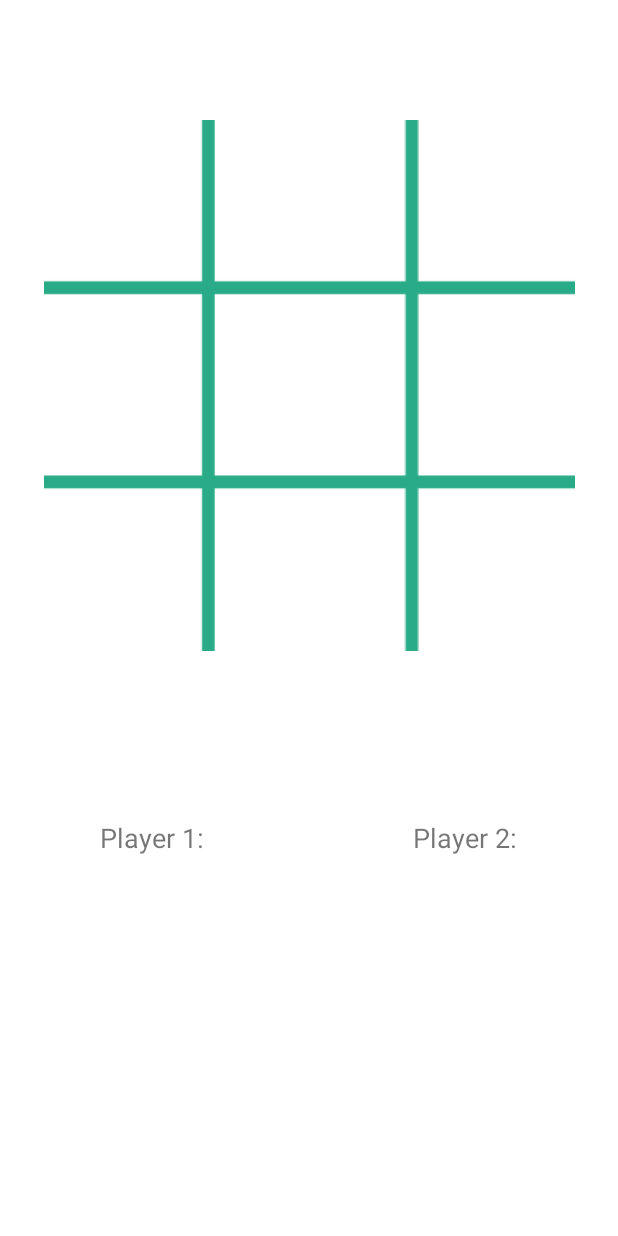
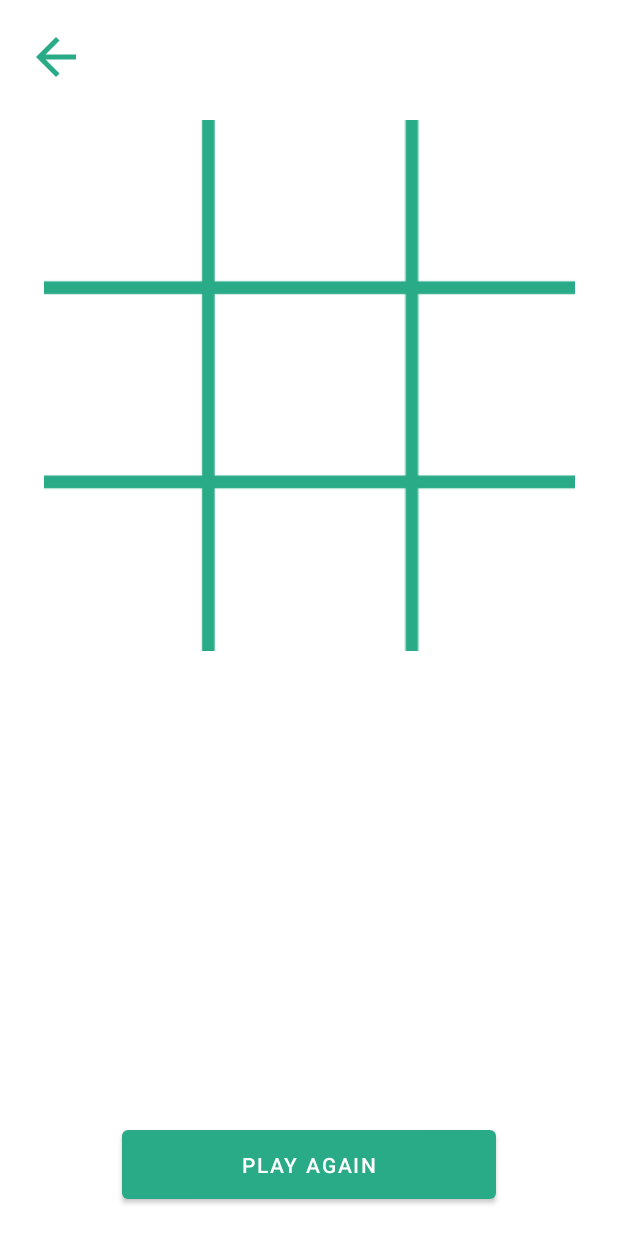
Before and after one commit to alexgajda/TicTacToe_DarkMode, an Android app: the gameActivity screen opened directly, with no data from a screen before it, on a phone screen of 412 x 824 dp. Run offline under Robolectric (Android 15) with nearby library versions, the phone set to English and light mode, and no system bars.

```diff
--- a/app/build.gradle
+++ b/app/build.gradle
@@ -26,6 +26,9 @@ android {
         sourceCompatibility JavaVersion.VERSION_1_8
         targetCompatibility JavaVersion.VERSION_1_8
     }
+    buildFeatures {
+        viewBinding true
+    }
 }
 
 dependencies {
@@ -33,6 +36,8 @@ dependencies {
     implementation 'androidx.appcompat:appcompat:1.2.0'
     implementation 'com.google.android.material:material:1.3.0'
     implementation 'androidx.constraintlayout:constraintlayout:2.0.4'
+    implementation 'androidx.navigation:navigation-fragment:2.3.0'
+    implementation 'androidx.navigation:navigation-ui:2.3.0'
     testImplementation 'junit:junit:4.+'
     androidTestImplementation 'androidx.test.ext:junit:1.1.2'
     androidTestImplementation 'androidx.test.espresso:espresso-core:3.3.0'
--- a/app/src/main/AndroidManifest.xml
+++ b/app/src/main/AndroidManifest.xml
@@ -9,7 +9,10 @@
         android:roundIcon="@mipmap/ic_launcher_round"
         android:supportsRtl="true"
         android:theme="@style/Theme.TicTacToeWithDarkMode">
-        <activity android:name=".giveNamesActivity"></activity>
+        <activity
+            android:name=".giveNamesActivity"
+            android:label="@string/title_activity_give_names"
+            android:theme="@style/Theme.TicTacToeWithDarkMode.NoActionBar"></activity>
         <activity android:name=".gameActivity" />
         <activity android:name=".settingsActivity" />
         <activity android:name=".MainActivity">
--- a/app/src/main/java/com/example/tictactoewithdarkmode/gameActivity.java
+++ b/app/src/main/java/com/example/tictactoewithdarkmode/gameActivity.java
@@ -1,8 +1,14 @@
 package com.example.tictactoewithdarkmode;
 
+import androidx.appcompat.app.AlertDialog;
 import androidx.appcompat.app.AppCompatActivity;
 
+import android.content.DialogInterface;
+import android.content.Intent;
 import android.os.Bundle;
+import android.util.Log;
+import android.widget.ImageButton;
+import android.widget.TextView;
 
 public class gameActivity extends AppCompatActivity {
 
@@ -11,7 +17,15 @@ public class gameActivity extends AppCompatActivity {
         super.onCreate(savedInstanceState);
         setContentView(R.layout.activity_game);
 
+        ImageButton returntomain = (ImageButton) findViewById(R.id.button_exit);
+        returntomain.setOnClickListener(v -> {
+            Intent intent = new Intent(this, MainActivity.class);
+            startActivity(intent);
+            overridePendingTransition(R.anim.zoom_in, R.anim.zoom_out);
+        });
 
+        giveNamesActivity names = new giveNamesActivity();
+        TextView player1_text = findViewById(R.id.playerX_text);
 
     }
 }
--- a/app/src/main/res/layout/activity_game.xml
+++ b/app/src/main/res/layout/activity_game.xml
@@ -24,11 +24,13 @@
 
     <Button
         android:id="@+id/buttonTM"
+        style="?android:attr/borderlessButtonStyle"
         android:layout_width="98dp"
         android:layout_height="104dp"
         android:layout_marginTop="80dp"
-        android:text="@string/button"
-        android:visibility="invisible"
+        android:background="@android:color/transparent"
+        android:textAppearance="@style/TextAppearance.AppCompat.Display3"
+        android:textColor="@color/green"
         app:layout_constraintEnd_toEndOf="parent"
         app:layout_constraintHorizontal_bias="0.498"
         app:layout_constraintStart_toStartOf="parent"
@@ -36,25 +38,31 @@
 
     <Button
         android:id="@+id/buttonTL"
+        style="?android:attr/borderlessButtonStyle"
         android:layout_width="98dp"
         android:layout_height="104dp"
         android:layout_marginStart="32dp"
         android:layout_marginTop="80dp"
         android:layout_marginEnd="30dp"
-        android:text="@string/button"
-        android:visibility="invisible"
+        android:background="@android:color/transparent"
+        android:textAppearance="@style/TextAppearance.AppCompat.Display3"
+        android:textColor="@color/green"
+        android:visibility="visible"
         app:layout_constraintEnd_toStartOf="@+id/buttonTM"
         app:layout_constraintHorizontal_bias="1.0"
         app:layout_constraintStart_toStartOf="parent"
-        app:layout_constraintTop_toTopOf="parent" />
+        app:layout_constraintTop_toTopOf="parent"
+        tools:visibility="visible" />
 
     <Button
         android:id="@+id/buttonML"
+        style="?android:attr/borderlessButtonStyle"
         android:layout_width="98dp"
         android:layout_height="104dp"
         android:layout_marginTop="20dp"
-        android:text="@string/button"
-        android:visibility="invisible"
+        android:background="@android:color/transparent"
+        android:textAppearance="@style/TextAppearance.AppCompat.Display3"
+        android:textColor="@color/green"
         app:layout_constraintEnd_toEndOf="@+id/buttonTL"
         app:layout_constraintHorizontal_bias="0.0"
         app:layout_constraintStart_toStartOf="@+id/buttonTL"
@@ -62,22 +70,26 @@
 
     <Button
         android:id="@+id/buttonBL"
+        style="?android:attr/borderlessButtonStyle"
         android:layout_width="98dp"
         android:layout_height="104dp"
         android:layout_marginTop="25dp"
-        android:text="@string/button"
-        android:visibility="invisible"
+        android:background="@android:color/transparent"
+        android:textAppearance="@style/TextAppearance.AppCompat.Display3"
+        android:textColor="@color/green"
         app:layout_constraintEnd_toEndOf="@+id/buttonML"
         app:layout_constraintStart_toStartOf="@+id/buttonML"
         app:layout_constraintTop_toBottomOf="@+id/buttonML" />
 
     <Button
         android:id="@+id/buttonBM"
+        style="?android:attr/borderlessButtonStyle"
         android:layout_width="98dp"
         android:layout_height="104dp"
         android:layout_marginTop="25dp"
-        android:text="@string/button"
-        android:visibility="invisible"
+        android:background="@android:color/transparent"
+        android:textAppearance="@style/TextAppearance.AppCompat.Display3"
+        android:textColor="@color/green"
         app:layout_constraintEnd_toEndOf="@+id/buttonMM"
         app:layout_constraintHorizontal_bias="0.096"
         app:layout_constraintStart_toStartOf="@+id/buttonMM"
@@ -85,33 +97,39 @@
 
     <Button
         android:id="@+id/buttonBR"
+        style="?android:attr/borderlessButtonStyle"
         android:layout_width="98dp"
         android:layout_height="104dp"
         android:layout_marginTop="25dp"
-        android:text="@string/button"
-        android:visibility="invisible"
+        android:background="@android:color/transparent"
+        android:textAppearance="@style/TextAppearance.AppCompat.Display3"
+        android:textColor="@color/green"
         app:layout_constraintEnd_toEndOf="@+id/buttonMR"
         app:layout_constraintStart_toStartOf="@+id/buttonMR"
         app:layout_constraintTop_toBottomOf="@+id/buttonMR" />
 
     <Button
         android:id="@+id/buttonMR"
+        style="?android:attr/borderlessButtonStyle"
         android:layout_width="98dp"
         android:layout_height="104dp"
         android:layout_marginTop="20dp"
-        android:text="@string/button"
-        android:visibility="invisible"
+        android:background="@android:color/transparent"
+        android:textAppearance="@style/TextAppearance.AppCompat.Display3"
+        android:textColor="@color/green"
         app:layout_constraintEnd_toEndOf="@+id/buttonTR"
         app:layout_constraintStart_toStartOf="@+id/buttonTR"
         app:layout_constraintTop_toBottomOf="@+id/buttonTR" />
 
     <Button
         android:id="@+id/buttonMM"
+        style="?android:attr/borderlessButtonStyle"
         android:layout_width="98dp"
         android:layout_height="104dp"
         android:layout_marginTop="20dp"
-        android:text="@string/button"
-        android:visibility="invisible"
+        android:background="@android:color/transparent"
+        android:textAppearance="@style/TextAppearance.AppCompat.Display3"
+        android:textColor="@color/green"
         app:layout_constraintEnd_toEndOf="@+id/buttonTM"
         app:layout_constraintHorizontal_bias="0.0"
         app:layout_constraintStart_toStartOf="@+id/buttonTM"
@@ -119,70 +137,84 @@
 
     <Button
         android:id="@+id/buttonTR"
+        style="?android:attr/borderlessButtonStyle"
         android:layout_width="98dp"
         android:layout_height="104dp"
         android:layout_marginStart="32dp"
         android:layout_marginTop="80dp"
         android:layout_marginEnd="32dp"
-        android:text="@string/button"
-        android:visibility="invisible"
+        android:background="@android:color/transparent"
+        android:textAppearance="@style/TextAppearance.AppCompat.Display3"
+        android:textColor="@color/green"
         app:layout_constraintEnd_toEndOf="parent"
         app:layout_constraintHorizontal_bias="0.0"
         app:layout_constraintStart_toEndOf="@+id/buttonTM"
         app:layout_constraintTop_toTopOf="parent" />
 
     <TextView
-        android:id="@+id/player1"
-        android:layout_width="157dp"
-        android:layout_height="57dp"
-        android:gravity="center"
-        android:text="@string/player_1"
-        android:textSize="18sp"
-        app:layout_constraintBottom_toBottomOf="parent"
-        app:layout_constraintEnd_toStartOf="@+id/player2"
-        app:layout_constraintHorizontal_bias="0.298"
+        android:id="@+id/playerX_text"
+        android:layout_width="164dp"
+        android:layout_height="58dp"
+        android:layout_marginStart="20dp"
+        android:layout_marginTop="468dp"
+        app:layout_constraintEnd_toStartOf="@+id/playerO_text"
+        app:layout_constraintHorizontal_bias="0.075"
         app:layout_constraintStart_toStartOf="parent"
-        app:layout_constraintTop_toTopOf="parent"
-        app:layout_constraintVertical_bias="0.691" />
+        app:layout_constraintTop_toTopOf="parent" />
 
     <TextView
-        android:id="@+id/player"
-        android:layout_width="157dp"
-        android:layout_height="57dp"
-        android:layout_marginStart="20dp"
-        android:gravity="center"
-        android:textSize="18sp"
+        android:id="@+id/playerXscore"
+        android:layout_width="165dp"
+        android:layout_height="114dp"
         app:layout_constraintBottom_toBottomOf="parent"
-        app:layout_constraintEnd_toStartOf="@+id/player3"
-        app:layout_constraintHorizontal_bias="0.037"
-        app:layout_constraintStart_toStartOf="parent"
-        app:layout_constraintTop_toBottomOf="@+id/player1"
+        app:layout_constraintEnd_toEndOf="@+id/playerX_text"
+        app:layout_constraintHorizontal_bias="0.0"
+        app:layout_constraintStart_toStartOf="@+id/playerX_text"
+        app:layout_constraintTop_toBottomOf="@+id/playerX_text"
         app:layout_constraintVertical_bias="0.0" />
 
     <TextView
-        android:id="@+id/player3"
-        android:layout_width="157dp"
-        android:layout_height="57dp"
-        android:gravity="center"
-        android:textSize="18sp"
+        android:id="@+id/playerO_score"
+        android:layout_width="165dp"
+        android:layout_height="114dp"
         app:layout_constraintBottom_toBottomOf="parent"
-        app:layout_constraintEnd_toEndOf="@+id/player2"
-        app:layout_constraintHorizontal_bias="0.0"
-        app:layout_constraintStart_toStartOf="@+id/player2"
-        app:layout_constraintTop_toBottomOf="@+id/player2"
+        app:layout_constraintEnd_toEndOf="@+id/playerO_text"
+        app:layout_constraintHorizontal_bias="1.0"
+        app:layout_constraintStart_toStartOf="@+id/playerO_text"
+        app:layout_constraintTop_toBottomOf="@+id/playerO_text"
         app:layout_constraintVertical_bias="0.0" />
 
     <TextView
-        android:id="@+id/player2"
-        android:layout_width="157dp"
-        android:layout_height="57dp"
-        android:layout_marginEnd="24dp"
-        android:gravity="center"
-        android:text="@string/player_2"
-        android:textSize="18sp"
+        android:id="@+id/playerO_text"
+        android:layout_width="164dp"
+        android:layout_height="58dp"
+        android:layout_marginTop="468dp"
+        android:layout_marginEnd="20dp"
+        app:layout_constraintEnd_toEndOf="parent"
+        app:layout_constraintTop_toTopOf="parent" />
+
+    <Button
+        android:id="@+id/button_playAgain"
+        android:layout_width="249dp"
+        android:layout_height="58dp"
+        android:text="Play Again"
         app:layout_constraintBottom_toBottomOf="parent"
         app:layout_constraintEnd_toEndOf="parent"
+        app:layout_constraintStart_toStartOf="parent"
         app:layout_constraintTop_toTopOf="parent"
-        app:layout_constraintVertical_bias="0.691" />
+        app:layout_constraintVertical_bias="0.976" />
+
+    <ImageButton
+        android:id="@+id/button_exit"
+        android:layout_width="wrap_content"
+        android:layout_height="wrap_content"
+        android:background="@null"
+        app:layout_constraintBottom_toBottomOf="parent"
+        app:layout_constraintEnd_toEndOf="parent"
+        app:layout_constraintHorizontal_bias="0.046"
+        app:layout_constraintStart_toStartOf="parent"
+        app:layout_constraintTop_toTopOf="parent"
+        app:layout_constraintVertical_bias="0.023"
+        app:srcCompat="@drawable/ic_baseline_arrow_back_24" />
 
 </androidx.constraintlayout.widget.ConstraintLayout>
--- a/app/src/main/res/layout/activity_main.xml
+++ b/app/src/main/res/layout/activity_main.xml
@@ -62,7 +62,7 @@
         android:layout_width="240dp"
         android:layout_height="30dp"
         android:gravity="center"
-        android:text="Created with love by Alex Gajda"
+        android:text="@string/created_with_love_by_alex_gajda"
         android:textSize="10sp"
         app:layout_constraintBottom_toBottomOf="parent"
         app:layout_constraintEnd_toEndOf="parent"
--- a/app/src/main/res/layout/activity_settings.xml
+++ b/app/src/main/res/layout/activity_settings.xml
@@ -34,7 +34,7 @@
         app:layout_constraintVertical_bias="0.123" />
 
     <Switch
-        android:id="@+id/switch1"
+        android:id="@+id/darkSwitch"
         android:layout_width="202dp"
         android:layout_height="91dp"
         android:layout_marginStart="100dp"
@@ -57,10 +57,10 @@
         app:layout_constraintEnd_toEndOf="@+id/settingsTextview"
         app:layout_constraintHorizontal_bias="0.862"
         app:layout_constraintStart_toStartOf="@+id/settingsTextview"
-        app:layout_constraintTop_toBottomOf="@+id/switch1" />
+        app:layout_constraintTop_toBottomOf="@+id/darkSwitch" />
 
     <Switch
-        android:id="@+id/switch3"
+        android:id="@+id/vibrationSwitch"
         android:layout_width="202dp"
         android:layout_height="91dp"
         android:layout_marginStart="100dp"
--- a/app/src/main/res/values/themes.xml
+++ b/app/src/main/res/values/themes.xml
@@ -13,4 +13,13 @@
         <item name="android:statusBarColor" tools:targetApi="l">?attr/colorPrimaryVariant</item>
         <!-- Customize your theme here. -->
     </style>
+
+    <style name="Theme.TicTacToeWithDarkMode.NoActionBar">
+        <item name="windowActionBar">false</item>
+        <item name="windowNoTitle">true</item>
+    </style>
+
+    <style name="Theme.TicTacToeWithDarkMode.AppBarOverlay" parent="ThemeOverlay.AppCompat.Dark.ActionBar" />
+
+    <style name="Theme.TicTacToeWithDarkMode.PopupOverlay" parent="ThemeOverlay.AppCompat.Light" />
 </resources>
--- a/build.gradle
+++ b/build.gradle
@@ -5,7 +5,7 @@ buildscript {
         jcenter()
     }
     dependencies {
-        classpath "com.android.tools.build:gradle:4.1.3"
+        classpath 'com.android.tools.build:gradle:4.2.2'
 
         // NOTE: Do not place your application dependencies here; they belong
         // in the individual module build.gradle files
```
Also changed, not shown: app/src/main/java/com/example/tictactoewithdarkmode/giveNamesActivity.java (+38 -0 lines), app/src/main/res/layout/activity_give_names.xml (+60 -61 lines), app/src/main/res/navigation/nav_graph.xml (added, +28 -0 lines), app/src/main/res/values/strings.xml (+13 -2 lines), app/src/main/res/drawable-xhdpi/github.png (added), app/src/main/res/drawable-xxhdpi/github.png (deleted), gradle/wrapper/gradle-wrapper.properties.
